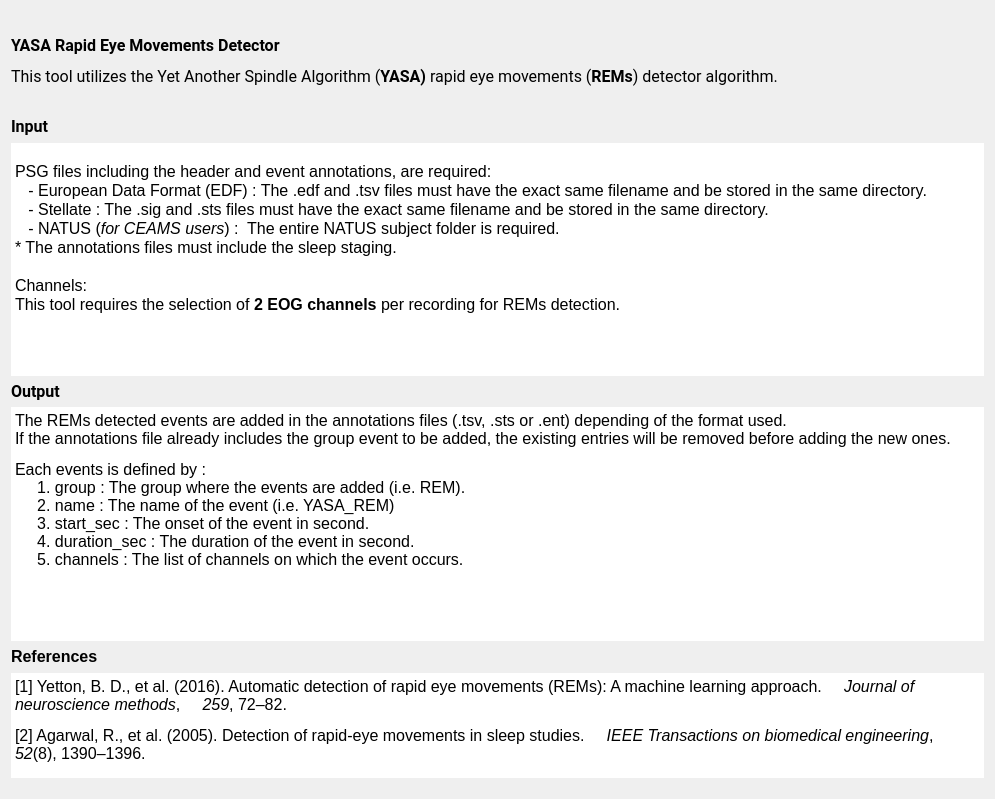
Old version of the form tools/CEAMSTools/DetectREMsYASA/IntroStepYASA/Ui_IntroStepYASA.ui in the repository SnoozToolbox/snooz-package-ceams.
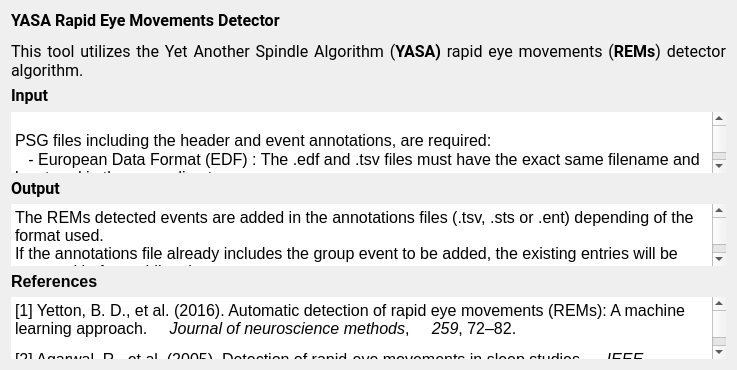
New version of the form.

Commit message: Remove scrolling from tools, as it is now handled by the Snooz architecture for a better fit in small windows.

What changed in the file:
```diff
--- a/tools/CEAMSTools/DetectREMsYASA/IntroStepYASA/Ui_IntroStepYASA.ui
+++ b/tools/CEAMSTools/DetectREMsYASA/IntroStepYASA/Ui_IntroStepYASA.ui
@@ -6,8 +6,8 @@
    <rect>
     <x>0</x>
     <y>0</y>
-    <width>995</width>
-    <height>799</height>
+    <width>733</width>
+                <height>340</height>
    </rect>
   </property>
   <property name="windowTitle">
@@ -22,13 +22,13 @@
      <property name="minimumSize">
       <size>
        <width>0</width>
-       <height>100</height>
+                 <height>0</height>
       </size>
      </property>
      <property name="maximumSize">
       <size>
        <width>16777215</width>
-       <height>16777215</height>
+                                 <height>140</height>
       </size>
      </property>
      <property name="font">
@@ -108,7 +108,7 @@
        <property name="maximumSize">
         <size>
          <width>16777215</width>
-         <height>16777215</height>
+                                 <height>140</height>
         </size>
        </property>
        <property name="layoutDirection">
@@ -127,7 +127,7 @@
         <number>0</number>
        </property>
        <property name="sizeAdjustPolicy">
-        <enum>QAbstractScrollArea::SizeAdjustPolicy::AdjustToContents</enum>
+        <enum>QAbstractScrollArea::SizeAdjustPolicy::AdjustIgnored</enum>
        </property>
        <property name="readOnly">
         <bool>true</bool>
@@ -140,16 +140,16 @@
 li.unchecked::marker { content: &quot;\2610&quot;; }
 li.checked::marker { content: &quot;\2612&quot;; }
 &lt;/style&gt;&lt;/head&gt;&lt;body style=&quot; font-family:'Roboto'; font-size:12pt; font-weight:400; font-style:normal;&quot;&gt;
-&lt;p style=&quot;-qt-paragraph-type:empty; margin-top:0px; margin-bottom:0px; margin-left:0px; margin-right:0px; -qt-block-indent:0; text-indent:0px; font-family:'Roboto'; font-size:10pt;&quot;&gt;&lt;br /&gt;&lt;/p&gt;
-&lt;p style=&quot; margin-top:0px; margin-bottom:0px; margin-left:0px; margin-right:0px; -qt-block-indent:0; text-indent:0px;&quot;&gt;&lt;span style=&quot; font-family:'Roboto';&quot;&gt;PSG files including the header and event annotations, are required:&lt;/span&gt;&lt;/p&gt;
-&lt;p style=&quot; margin-top:0px; margin-bottom:0px; margin-left:0px; margin-right:0px; -qt-block-indent:0; text-indent:0px;&quot;&gt;&lt;span style=&quot; font-family:'Roboto';&quot;&gt;   - European Data Format (EDF) : The .edf and .tsv files must have the exact same filename and be stored in the same directory.&lt;/span&gt;&lt;/p&gt;
-&lt;p style=&quot; margin-top:0px; margin-bottom:0px; margin-left:0px; margin-right:0px; -qt-block-indent:0; text-indent:0px;&quot;&gt;&lt;span style=&quot; font-family:'Roboto';&quot;&gt;   - Stellate : The .sig and .sts files must have the exact same filename and be stored in the same directory.&lt;/span&gt;&lt;/p&gt;
-&lt;p style=&quot; margin-top:0px; margin-bottom:0px; margin-left:0px; margin-right:0px; -qt-block-indent:0; text-indent:0px;&quot;&gt;&lt;span style=&quot; font-family:'Roboto';&quot;&gt;   - NATUS (&lt;/span&gt;&lt;span style=&quot; font-family:'Roboto'; font-style:italic;&quot;&gt;for CEAMS users&lt;/span&gt;&lt;span style=&quot; font-family:'Roboto';&quot;&gt;) : &lt;/span&gt;&lt;span style=&quot; font-family:'Roboto';&quot;&gt; The entire NATUS subject folder is required.&lt;/span&gt;&lt;/p&gt;
-&lt;p style=&quot; margin-top:0px; margin-bottom:0px; margin-left:0px; margin-right:0px; -qt-block-indent:0; text-indent:0px;&quot;&gt;&lt;span style=&quot; font-family:'Roboto';&quot;&gt;* The annotations files must include the sleep staging.&lt;/span&gt;&lt;/p&gt;
-&lt;p style=&quot;-qt-paragraph-type:empty; margin-top:0px; margin-bottom:0px; margin-left:0px; margin-right:0px; -qt-block-indent:0; text-indent:0px; font-family:'Roboto';&quot;&gt;&lt;br /&gt;&lt;/p&gt;
-&lt;p style=&quot; margin-top:0px; margin-bottom:0px; margin-left:0px; margin-right:0px; -qt-block-indent:0; text-indent:0px;&quot;&gt;&lt;span style=&quot; font-family:'Roboto';&quot;&gt;Channels:&lt;/span&gt;&lt;/p&gt;
-&lt;p style=&quot; margin-top:0px; margin-bottom:0px; margin-left:0px; margin-right:0px; -qt-block-indent:0; text-indent:0px;&quot;&gt;&lt;span style=&quot; font-family:'Roboto';&quot;&gt;This tool requires the selection of &lt;/span&gt;&lt;span style=&quot; font-family:'Roboto'; font-weight:600;&quot;&gt;2&lt;/span&gt;&lt;span style=&quot; font-family:'Roboto';&quot;&gt; &lt;/span&gt;&lt;span style=&quot; font-family:'Roboto'; font-weight:600;&quot;&gt;EOG&lt;/span&gt;&lt;span style=&quot; font-family:'Roboto';&quot;&gt; &lt;/span&gt;&lt;span style=&quot; font-family:'Roboto'; font-weight:600;&quot;&gt;channels&lt;/span&gt;&lt;span style=&quot; font-family:'Roboto';&quot;&gt; per recording for REMs detection.&lt;/span&gt;&lt;/p&gt;
-&lt;p style=&quot;-qt-paragraph-type:empty; margin-top:0px; margin-bottom:0px; margin-left:0px; margin-right:0px; -qt-block-indent:0; text-indent:0px; font-family:'Roboto';&quot;&gt;&lt;br /&gt;&lt;/p&gt;&lt;/body&gt;&lt;/html&gt;</string>
+&lt;p style=&quot;-qt-paragraph-type:empty; margin-top:0px; margin-bottom:0px; margin-left:0px; margin-right:0px; -qt-block-indent:0; text-indent:0px; font-size:10pt;&quot;&gt;&lt;br /&gt;&lt;/p&gt;
+&lt;p style=&quot; margin-top:0px; margin-bottom:0px; margin-left:0px; margin-right:0px; -qt-block-indent:0; text-indent:0px;&quot;&gt;PSG files including the header and event annotations, are required:&lt;/p&gt;
+&lt;p style=&quot; margin-top:0px; margin-bottom:0px; margin-left:0px; margin-right:0px; -qt-block-indent:0; text-indent:0px;&quot;&gt;   - European Data Format (EDF) : The .edf and .tsv files must have the exact same filename and be stored in the same directory.&lt;/p&gt;
+&lt;p style=&quot; margin-top:0px; margin-bottom:0px; margin-left:0px; margin-right:0px; -qt-block-indent:0; text-indent:0px;&quot;&gt;   - Stellate : The .sig and .sts files must have the exact same filename and be stored in the same directory.&lt;/p&gt;
+&lt;p style=&quot; margin-top:0px; margin-bottom:0px; margin-left:0px; margin-right:0px; -qt-block-indent:0; text-indent:0px;&quot;&gt;   - NATUS (&lt;span style=&quot; font-style:italic;&quot;&gt;for CEAMS users&lt;/span&gt;) :  The entire NATUS subject folder is required.&lt;/p&gt;
+&lt;p style=&quot; margin-top:0px; margin-bottom:0px; margin-left:0px; margin-right:0px; -qt-block-indent:0; text-indent:0px;&quot;&gt;* The annotations files must include the sleep staging.&lt;/p&gt;
+&lt;p style=&quot;-qt-paragraph-type:empty; margin-top:0px; margin-bottom:0px; margin-left:0px; margin-right:0px; -qt-block-indent:0; text-indent:0px;&quot;&gt;&lt;br /&gt;&lt;/p&gt;
+&lt;p style=&quot; margin-top:0px; margin-bottom:0px; margin-left:0px; margin-right:0px; -qt-block-indent:0; text-indent:0px;&quot;&gt;Channels:&lt;/p&gt;
+&lt;p style=&quot; margin-top:0px; margin-bottom:0px; margin-left:0px; margin-right:0px; -qt-block-indent:0; text-indent:0px;&quot;&gt;This tool requires the selection of &lt;span style=&quot; font-weight:600;&quot;&gt;2&lt;/span&gt; &lt;span style=&quot; font-weight:600;&quot;&gt;EOG&lt;/span&gt; &lt;span style=&quot; font-weight:600;&quot;&gt;channels&lt;/span&gt; per recording for REMs detection.&lt;/p&gt;
+&lt;p style=&quot;-qt-paragraph-type:empty; margin-top:0px; margin-bottom:0px; margin-left:0px; margin-right:0px; -qt-block-indent:0; text-indent:0px;&quot;&gt;&lt;br /&gt;&lt;/p&gt;&lt;/body&gt;&lt;/html&gt;</string>
        </property>
       </widget>
      </item>
@@ -220,7 +220,7 @@
         <number>0</number>
        </property>
        <property name="sizeAdjustPolicy">
-        <enum>QAbstractScrollArea::SizeAdjustPolicy::AdjustToContents</enum>
+        <enum>QAbstractScrollArea::SizeAdjustPolicy::AdjustIgnored</enum>
        </property>
        <property name="readOnly">
         <bool>true</bool>
@@ -233,8 +233,8 @@
 li.unchecked::marker { content: &quot;\2610&quot;; }
 li.checked::marker { content: &quot;\2612&quot;; }
 &lt;/style&gt;&lt;/head&gt;&lt;body style=&quot; font-family:'Roboto'; font-size:12pt; font-weight:400; font-style:normal;&quot;&gt;
-&lt;p style=&quot; margin-top:12px; margin-bottom:12px; margin-left:0px; margin-right:0px; -qt-block-indent:0; text-indent:0px;&quot;&gt;&lt;span style=&quot; font-family:'Roboto';&quot;&gt;The REMs detected events are added in the annotations files (.tsv, .sts or .ent) depending of the format used.&lt;br /&gt;&lt;/span&gt;&lt;span style=&quot; font-family:'Roboto';&quot;&gt;If the annotations file already includes the group event to be added, the existing entries will be removed before adding the new ones.&lt;/span&gt;&lt;/p&gt;
-&lt;p style=&quot; margin-top:0px; margin-bottom:0px; margin-left:0px; margin-right:0px; -qt-block-indent:0; text-indent:0px;&quot;&gt;&lt;span style=&quot; font-family:'Roboto';&quot;&gt;Each events is defined by : &lt;/span&gt;&lt;span style=&quot; font-family:'Roboto';&quot;&gt;&lt;br /&gt;     1. group : The group where the events are added (i.e. REM).&lt;br /&gt;     2. name : The name of the event (i.e. YASA_REM)&lt;br /&gt;     3. start_sec : The onset of the event in second. &lt;br /&gt;     4. duration_sec : The duration of the event in second.&lt;br /&gt;     5. channels : The list of channels on which the event occurs.&lt;br /&gt;&lt;br /&gt;&lt;/span&gt;&lt;/p&gt;&lt;/body&gt;&lt;/html&gt;</string>
+&lt;p style=&quot; margin-top:12px; margin-bottom:12px; margin-left:0px; margin-right:0px; -qt-block-indent:0; text-indent:0px;&quot;&gt;The REMs detected events are added in the annotations files (.tsv, .sts or .ent) depending of the format used.&lt;br /&gt;If the annotations file already includes the group event to be added, the existing entries will be removed before adding the new ones.&lt;/p&gt;
+&lt;p style=&quot; margin-top:0px; margin-bottom:0px; margin-left:0px; margin-right:0px; -qt-block-indent:0; text-indent:0px;&quot;&gt;Each events is defined by : &lt;br /&gt;     1. group : The group where the events are added (i.e. REM).&lt;br /&gt;     2. name : The name of the event (i.e. YASA_REM)&lt;br /&gt;     3. start_sec : The onset of the event in second. &lt;br /&gt;     4. duration_sec : The duration of the event in second.&lt;br /&gt;     5. channels : The list of channels on which the event occurs.&lt;br /&gt;&lt;br /&gt;&lt;/p&gt;&lt;/body&gt;&lt;/html&gt;</string>
        </property>
       </widget>
      </item>
@@ -243,7 +243,7 @@
    <item>
     <layout class="QVBoxLayout" name="verticalLayout">
      <property name="sizeConstraint">
-      <enum>QLayout::SizeConstraint::SetMinimumSize</enum>
+                        <enum>QLayout::SizeConstraint::SetDefaultConstraint</enum>
      </property>
      <item>
       <widget class="QLabel" name="label_3">
@@ -279,7 +279,7 @@
         <number>0</number>
        </property>
        <property name="sizeAdjustPolicy">
-        <enum>QAbstractScrollArea::SizeAdjustPolicy::AdjustToContents</enum>
+        <enum>QAbstractScrollArea::SizeAdjustPolicy::AdjustIgnored</enum>
        </property>
        <property name="readOnly">
         <bool>true</bool>
@@ -292,7 +292,7 @@
 li.unchecked::marker { content: &quot;\2610&quot;; }
 li.checked::marker { content: &quot;\2612&quot;; }
 &lt;/style&gt;&lt;/head&gt;&lt;body style=&quot; font-family:'Roboto'; font-size:12pt; font-weight:400; font-style:normal;&quot;&gt;
-&lt;p style=&quot; margin-top:0px; margin-bottom:0px; margin-left:0px; margin-right:0px; -qt-block-indent:0; text-indent:0px;&quot;&gt;&lt;span style=&quot; font-family:'Roboto','sans-serif';&quot;&gt;[1] Yetton, B. D., et al. (2016). Automatic detection of rapid eye movements (REMs): A machine learning approach.     &lt;/span&gt;&lt;span style=&quot; font-family:'Roboto','sans-serif'; font-style:italic;&quot;&gt;Journal of neuroscience methods&lt;/span&gt;&lt;span style=&quot; font-family:'Roboto','sans-serif';&quot;&gt;,     &lt;/span&gt;&lt;span style=&quot; font-family:'Roboto','sans-serif'; font-style:italic;&quot;&gt;259&lt;/span&gt;&lt;span style=&quot; font-family:'Roboto','sans-serif';&quot;&gt;, 72–82.&lt;/span&gt;&lt;span style=&quot; font-family:'Roboto'; font-size:10pt;&quot;&gt;  &lt;/span&gt;&lt;/p&gt;
+&lt;p style=&quot; margin-top:0px; margin-bottom:0px; margin-left:0px; margin-right:0px; -qt-block-indent:0; text-indent:0px;&quot;&gt;&lt;span style=&quot; font-family:'Roboto','sans-serif';&quot;&gt;[1] Yetton, B. D., et al. (2016). Automatic detection of rapid eye movements (REMs): A machine learning approach.     &lt;/span&gt;&lt;span style=&quot; font-family:'Roboto','sans-serif'; font-style:italic;&quot;&gt;Journal of neuroscience methods&lt;/span&gt;&lt;span style=&quot; font-family:'Roboto','sans-serif';&quot;&gt;,     &lt;/span&gt;&lt;span style=&quot; font-family:'Roboto','sans-serif'; font-style:italic;&quot;&gt;259&lt;/span&gt;&lt;span style=&quot; font-family:'Roboto','sans-serif';&quot;&gt;, 72–82.&lt;/span&gt;&lt;span style=&quot; font-size:10pt;&quot;&gt;  &lt;/span&gt;&lt;/p&gt;
 &lt;p style=&quot; margin-top:12px; margin-bottom:12px; margin-left:0px; margin-right:0px; -qt-block-indent:0; text-indent:0px;&quot;&gt;&lt;span style=&quot; font-family:'Roboto','sans-serif';&quot;&gt;[2] Agarwal, R., et al. (2005). Detection of rapid-eye movements in sleep studies.     &lt;/span&gt;&lt;span style=&quot; font-family:'Roboto','sans-serif'; font-style:italic;&quot;&gt;IEEE Transactions on biomedical engineering&lt;/span&gt;&lt;span style=&quot; font-family:'Roboto','sans-serif';&quot;&gt;,     &lt;/span&gt;&lt;span style=&quot; font-family:'Roboto','sans-serif'; font-style:italic;&quot;&gt;52&lt;/span&gt;&lt;span style=&quot; font-family:'Roboto','sans-serif';&quot;&gt;(8), 1390–1396.&lt;/span&gt;&lt;/p&gt;&lt;/body&gt;&lt;/html&gt;</string>
        </property>
       </widget>
```
The commit also changes 59 other files.
